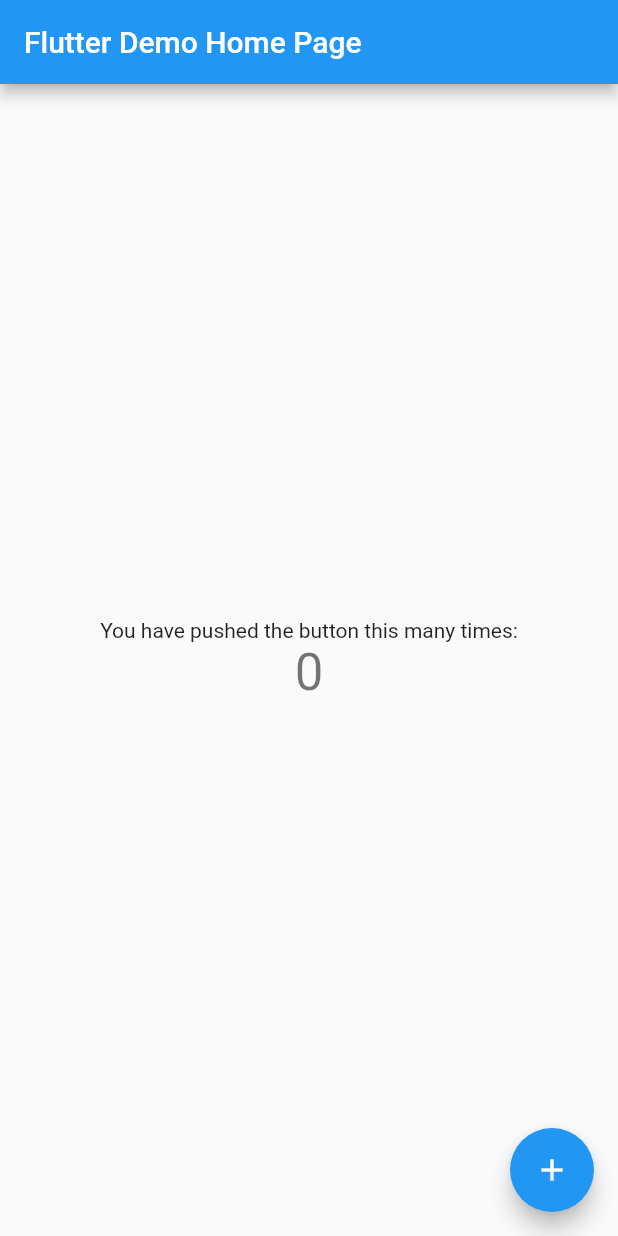
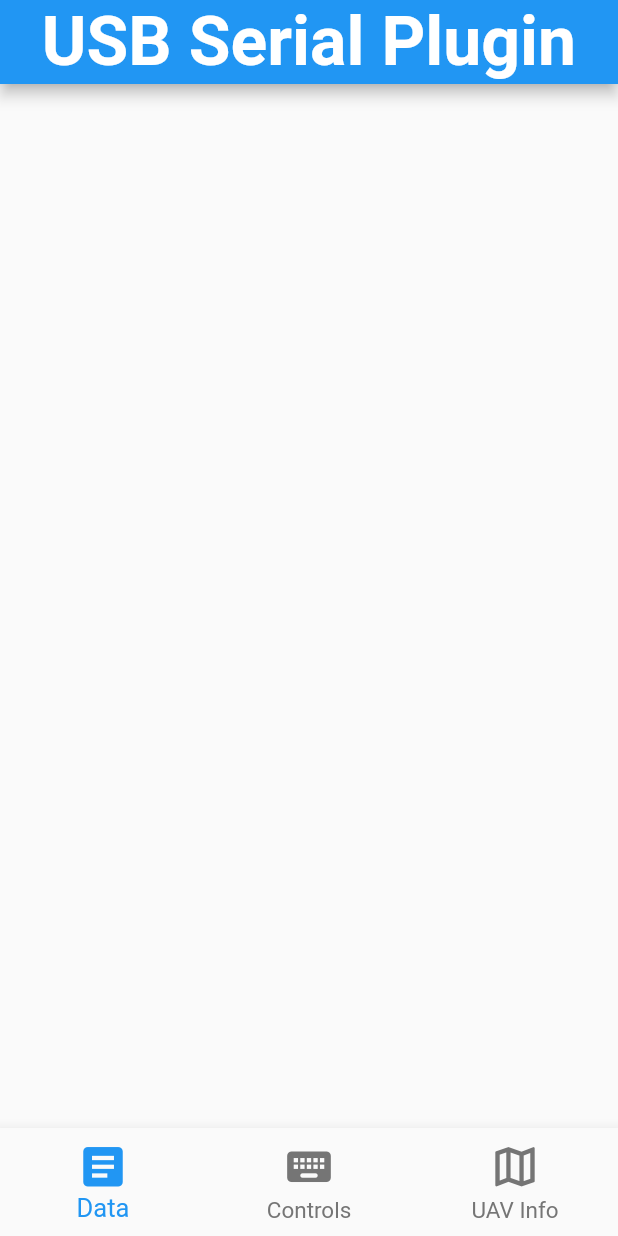
Before and after one commit to BrenoFischer/LAC, a Flutter app: the screen it shows after launch, on a phone screen of 412 x 824 dp. Run offline on Flutter 3.47's test engine with Material 2 defaults, Android fonts, the phone set to English and light mode, and no system bars; our stand-ins replace google_fonts; Roboto replaces fonts that are missing (Sansita).

Commit message:
layout inicial

```diff
--- /dev/null
+++ b/lib/components/my_app_bar.dart
@@ -0,0 +1,20 @@
+import 'package:flutter/material.dart';
+import 'package:lac/ui/styles.dart';
+
+class MyAppBar extends StatelessWidget implements PreferredSizeWidget {
+  const MyAppBar({Key key, this.title}) : super(key: key);
+  final String title;
+
+  @override
+  Widget build(BuildContext context) {
+    return PreferredSize(
+      preferredSize: Size.fromHeight(AppStyles.appBarHeight),
+      child: AppBar(
+        centerTitle: true,
+        title: Text(title, style: Theme.of(context).textTheme.headline6),
+      ),
+    );
+  }
+
+  Size get preferredSize => new Size.fromHeight(kToolbarHeight);
+}
--- a/lib/main.dart
+++ b/lib/main.dart
@@ -1,117 +1,32 @@
+import 'package:lac/screens/welcome.dart';
+import 'package:lac/ui/styles.dart';
 import 'package:flutter/material.dart';
+import 'package:lac/ui/styles_config.dart';
 
 void main() {
   runApp(MyApp());
 }
 
 class MyApp extends StatelessWidget {
-  // This widget is the root of your application.
   @override
   Widget build(BuildContext context) {
+    return LayoutBuilder(builder: (context, constraints) {
+      return OrientationBuilder(builder: (context, orientation) {
+        SizeConfig().init(constraints, orientation);
+
         return MaterialApp(
-      title: 'Flutter Demo',
+          debugShowCheckedModeBanner: false,
+          title: 'Drone Control',
           theme: ThemeData(
-        // This is the theme of your application.
-        //
-        // Try running your application with "flutter run". You'll see the
-        // application has a blue toolbar. Then, without quitting the app, try
-        // changing the primarySwatch below to Colors.green and then invoke
-        // "hot reload" (press "r" in the console where you ran "flutter run",
-        // or simply save your changes to "hot reload" in a Flutter IDE).
-        // Notice that the counter didn't reset back to zero; the application
-        // is not restarted.
             primarySwatch: Colors.blue,
-        // This makes the visual density adapt to the platform that you run
-        // the app on. For desktop platforms, the controls will be smaller and
-        // closer together (more dense) than on mobile platforms.
             visualDensity: VisualDensity.adaptivePlatformDensity,
+            textTheme: TextTheme(
+              headline6: AppStyles.appBarTitle,
             ),
-      home: MyHomePage(title: 'Flutter Demo Home Page'),
+          ),
+          home: Welcome(),
         );
+      });
+    });
   }
 }
-
-class MyHomePage extends StatefulWidget {
-  MyHomePage({Key key, this.title}) : super(key: key);
-
-  // This widget is the home page of your application. It is stateful, meaning
-  // that it has a State object (defined below) that contains fields that affect
-  // how it looks.
-
-  // This class is the configuration for the state. It holds the values (in this
-  // case the title) provided by the parent (in this case the App widget) and
-  // used by the build method of the State. Fields in a Widget subclass are
-  // always marked "final".
-
-  final String title;
-
-  @override
-  _MyHomePageState createState() => _MyHomePageState();
-}
-
-class _MyHomePageState extends State<MyHomePage> {
-  int _counter = 0;
-
-  void _incrementCounter() {
-    setState(() {
-      // This call to setState tells the Flutter framework that something has
-      // changed in this State, which causes it to rerun the build method below
-      // so that the display can reflect the updated values. If we changed
-      // _counter without calling setState(), then the build method would not be
-      // called again, and so nothing would appear to happen.
-      _counter++;
-    });
-  }
-
-  @override
-  Widget build(BuildContext context) {
-    // This method is rerun every time setState is called, for instance as done
-    // by the _incrementCounter method above.
-    //
-    // The Flutter framework has been optimized to make rerunning build methods
-    // fast, so that you can just rebuild anything that needs updating rather
-    // than having to individually change instances of widgets.
-    return Scaffold(
-      appBar: AppBar(
-        // Here we take the value from the MyHomePage object that was created by
-        // the App.build method, and use it to set our appbar title.
-        title: Text(widget.title),
-      ),
-      body: Center(
-        // Center is a layout widget. It takes a single child and positions it
-        // in the middle of the parent.
-        child: Column(
-          // Column is also a layout widget. It takes a list of children and
-          // arranges them vertically. By default, it sizes itself to fit its
-          // children horizontally, and tries to be as tall as its parent.
-          //
-          // Invoke "debug painting" (press "p" in the console, choose the
-          // "Toggle Debug Paint" action from the Flutter Inspector in Android
-          // Studio, or the "Toggle Debug Paint" command in Visual Studio Code)
-          // to see the wireframe for each widget.
-          //
-          // Column has various properties to control how it sizes itself and
-          // how it positions its children. Here we use mainAxisAlignment to
-          // center the children vertically; the main axis here is the vertical
-          // axis because Columns are vertical (the cross axis would be
-          // horizontal).
-          mainAxisAlignment: MainAxisAlignment.center,
-          children: <Widget>[
-            Text(
-              'You have pushed the button this many times:',
-            ),
-            Text(
-              '$_counter',
-              style: Theme.of(context).textTheme.headline4,
-            ),
-          ],
-        ),
-      ),
-      floatingActionButton: FloatingActionButton(
-        onPressed: _incrementCounter,
-        tooltip: 'Increment',
-        child: Icon(Icons.add),
-      ), // This trailing comma makes auto-formatting nicer for build methods.
-    );
-  }
-}
--- /dev/null
+++ b/lib/screens/control.dart
@@ -0,0 +1,13 @@
+import 'package:lac/components/my_app_bar.dart';
+import 'package:flutter/material.dart';
+
+class ControlScreen extends StatelessWidget {
+  @override
+  Widget build(BuildContext context) {
+    return Scaffold(
+      appBar: MyAppBar(
+        title: "Control",
+      ),
+    );
+  }
+}
--- /dev/null
+++ b/lib/screens/data.dart
@@ -0,0 +1,19 @@
+import 'package:lac/components/my_app_bar.dart';
+import 'package:flutter/material.dart';
+
+class DataScreen extends StatefulWidget {
+  @override
+  _DataScreenState createState() => _DataScreenState();
+}
+
+class _DataScreenState extends State<DataScreen> {
+  @override
+  Widget build(BuildContext context) {
+    return Scaffold(
+      appBar: MyAppBar(
+        title: 'USB Serial Plugin',
+      ),
+      body: Container(),
+    );
+  }
+}
--- /dev/null
+++ b/lib/screens/map.dart
@@ -0,0 +1,27 @@
+import 'package:lac/components/my_app_bar.dart';
+import 'package:lac/ui/styles_config.dart';
+import 'package:flutter/material.dart';
+
+class MapScreen extends StatelessWidget {
+  @override
+  Widget build(BuildContext context) {
+    return Scaffold(
+      appBar: MyAppBar(
+        title: "UAV Info",
+      ),
+      body: SingleChildScrollView(
+        child: Container(
+          alignment: Alignment.center,
+          child: Column(
+            children: [
+              Container(
+                height: SizeConfig.textMultiplier * 60,
+                child: Container(),
+              ),
+            ],
+          ),
+        ),
+      ),
+    );
+  }
+}
--- /dev/null
+++ b/lib/screens/welcome.dart
@@ -0,0 +1,85 @@
+import 'package:lac/screens/control.dart';
+import 'package:lac/screens/data.dart';
+import 'package:lac/screens/map.dart';
+import 'package:flutter/material.dart';
+
+class Welcome extends StatefulWidget {
+  @override
+  _WelcomeState createState() => _WelcomeState();
+}
+
+class _WelcomeState extends State<Welcome> {
+  final pageViewController = PageController();
+
+  @override
+  void dispose() {
+    super.dispose();
+    pageViewController.dispose();
+  }
+
+  @override
+  Widget build(BuildContext context) {
+    return Scaffold(
+      body: PageView(
+        controller: pageViewController,
+        children: [
+          DataScreen(),
+          ControlScreen(),
+          MapScreen(),
+        ],
+      ),
+      bottomNavigationBar: MyBottomNavigationBar(
+        pageViewController: pageViewController,
+      ),
+    );
+  }
+}
+
+class MyBottomNavigationBar extends StatelessWidget {
+  MyBottomNavigationBar({this.pageViewController});
+
+  final PageController pageViewController;
+
+  @override
+  Widget build(BuildContext context) {
+    double iconSize = 35;
+    return AnimatedBuilder(
+      animation: pageViewController,
+      builder: (context, snapshot) {
+        return BottomNavigationBar(
+          unselectedItemColor: Colors.grey[600],
+          selectedItemColor: Colors.blue,
+          unselectedFontSize: 15,
+          selectedFontSize: 17,
+          currentIndex: pageViewController?.page?.round() ?? 0,
+          onTap: (index) {
+            pageViewController.jumpToPage(index);
+          },
+          items: [
+            BottomNavigationBarItem(
+              icon: Icon(
+                Icons.article,
+                size: iconSize,
+              ),
+              label: "Data",
+            ),
+            BottomNavigationBarItem(
+              icon: Icon(
+                Icons.keyboard_rounded,
+                size: iconSize,
+              ),
+              label: "Controls",
+            ),
+            BottomNavigationBarItem(
+              icon: Icon(
+                Icons.map_outlined,
+                size: iconSize,
+              ),
+              label: "UAV Info",
+            ),
+          ],
+        );
+      },
+    );
+  }
+}
--- /dev/null
+++ b/lib/ui/styles.dart
@@ -0,0 +1,18 @@
+import 'styles_config.dart';
+import 'package:flutter/material.dart';
+import 'package:google_fonts/google_fonts.dart';
+
+class AppStyles {
+  static final TextStyle appBarTitle = GoogleFonts.sansita(
+    fontSize: SizeConfig.textMultiplier * 5.5,
+    fontWeight: FontWeight.bold,
+    color: Colors.white,
+  );
+
+  static final TextStyle drawerTextStyle = GoogleFonts.sansita(
+    fontSize: SizeConfig.textMultiplier * 3,
+    color: Colors.black,
+  );
+
+  static final double appBarHeight = SizeConfig.textMultiplier * 15;
+}
--- /dev/null
+++ b/lib/ui/styles_config.dart
@@ -0,0 +1,27 @@
+import 'package:flutter/rendering.dart';
+import 'package:flutter/widgets.dart';
+
+class SizeConfig {
+  static double _screenWidth;
+  static double _screenHeight;
+  static double _blockSizeHorizontal = 0;
+  static double _blockSizeVertical = 0;
+
+  static double textMultiplier;
+  static double imageSizeMultiplier;
+
+  void init(BoxConstraints constraints, Orientation orientation) {
+    _screenWidth = orientation == Orientation.portrait
+        ? constraints.maxWidth
+        : constraints.maxHeight;
+    _screenHeight = orientation == Orientation.portrait
+        ? constraints.maxHeight
+        : constraints.maxWidth;
+
+    _blockSizeHorizontal = _screenWidth / 100;
+    _blockSizeVertical = _screenHeight / 100;
+
+    textMultiplier = _blockSizeVertical;
+    imageSizeMultiplier = _blockSizeHorizontal;
+  }
+}
--- a/pubspec.yaml
+++ b/pubspec.yaml
@@ -32,6 +32,7 @@ dependencies:
 dev_dependencies:
   flutter_test:
     sdk: flutter
+  google_fonts:
 
 # For information on the generic Dart part of this file, see the
 # following page: https://dart.dev/tools/pub/pubspec
```
Also changed, not shown: pubspec.lock, 1 other file. Lines whose indentation alone changed are shown as unchanged.
